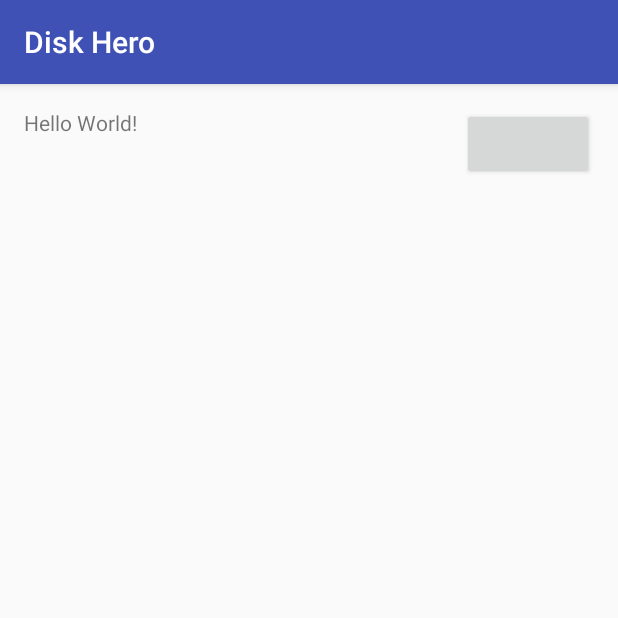
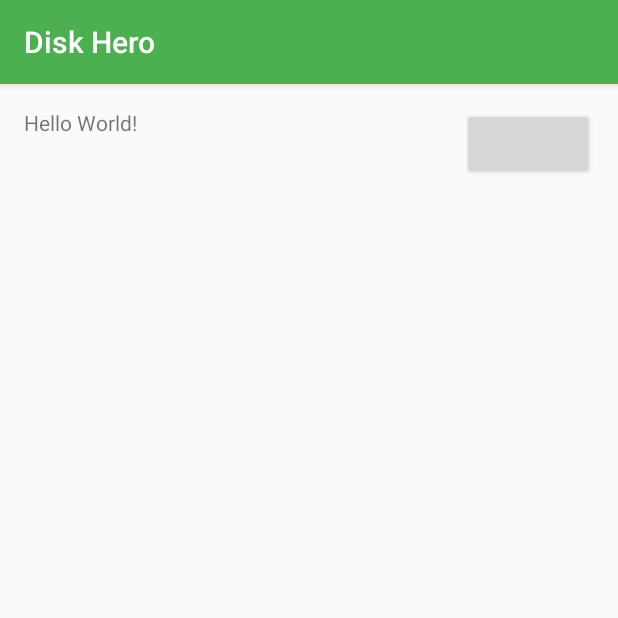
Before and after one commit to PravSonawane/FileOwl-Android-App, an Android app: the screen it shows after launch (HomeActivity), on a phone screen of 412 x 824 dp, the top half of it. Run offline under Robolectric (Android 15) with nearby library versions, the phone set to English and light mode, and no system bars.

Commit message:
Launcher icon created. fragment_home.xml created and layout for largest files created

```diff
--- a/app/build.gradle
+++ b/app/build.gradle
@@ -30,11 +30,17 @@ dependencies {
         exclude group: 'com.android.support', module: 'support-annotations'
     })
 
+    //rx-java2
     // https://mvnrepository.com/artifact/io.reactivex.rxjava2/rxandroid
     // https://mvnrepository.com/artifact/io.reactivex.rxjava2/rxjava
     compile 'io.reactivex.rxjava2:rxjava:2.0.3'
     compile 'io.reactivex.rxjava2:rxandroid:2.0.1'
 
+    //cardview
+    compile 'com.android.support:cardview-v7:25.1.0'
+    //recyclerview
+    compile 'com.android.support:recyclerview-v7:25.1.0'
+
     compile 'com.android.support:appcompat-v7:25.1.0'
     testCompile 'junit:junit:4.12'
 }
--- a/app/src/main/res/layout/activity_home.xml
+++ b/app/src/main/res/layout/activity_home.xml
@@ -5,10 +5,10 @@
     android:id="@+id/activity_home"
     android:layout_width="match_parent"
     android:layout_height="match_parent"
-    android:paddingBottom="@dimen/activity_vertical_margin"
-    android:paddingLeft="@dimen/activity_horizontal_margin"
-    android:paddingRight="@dimen/activity_horizontal_margin"
-    android:paddingTop="@dimen/activity_vertical_margin"
+    android:paddingBottom="@dimen/vertical_margin_standard"
+    android:paddingLeft="@dimen/horizontal_margin_standard"
+    android:paddingRight="@dimen/horizontal_margin_standard"
+    android:paddingTop="@dimen/vertical_margin_standard"
     tools:context="com.merryapps.diskhero.ui.HomeActivity">
 
     <TextView
--- /dev/null
+++ b/app/src/main/res/layout/fragment_home.xml
@@ -0,0 +1,6 @@
+<?xml version="1.0" encoding="utf-8"?>
+<RelativeLayout xmlns:android="http://schemas.android.com/apk/res/android"
+                android:layout_width="match_parent"
+                android:layout_height="match_parent">
+
+</RelativeLayout>
--- a/app/src/main/res/values-w820dp/dimens.xml
+++ b/app/src/main/res/values-w820dp/dimens.xml
@@ -2,5 +2,5 @@
     <!-- Example customization of dimensions originally defined in res/values/dimens.xml
          (such as screen margins) for screens with more than 820dp of available width. This
          would include 7" and 10" devices in landscape (~960dp and ~1280dp respectively). -->
-    <dimen name="activity_horizontal_margin">64dp</dimen>
+    <dimen name="horizontal_margin_standard">64dp</dimen>
 </resources>
--- a/app/src/main/res/values/colors.xml
+++ b/app/src/main/res/values/colors.xml
@@ -1,6 +1,9 @@
 <?xml version="1.0" encoding="utf-8"?>
 <resources>
-    <color name="colorPrimary">#3F51B5</color>
-    <color name="colorPrimaryDark">#303F9F</color>
+    <color name="colorPrimary">#4CAF50</color>
+    <color name="colorPrimaryDark">#388E3C</color>
     <color name="colorAccent">#FF4081</color>
+
+    <!-- layout_largest_files_overview.xml -->
+    <color name="card_title_text_highlight_color">#FF5722</color>
 </resources>
--- a/app/src/main/res/values/dimens.xml
+++ b/app/src/main/res/values/dimens.xml
@@ -1,5 +1,8 @@
 <resources>
     <!-- Default screen margins, per the Android Design guidelines. -->
-    <dimen name="activity_horizontal_margin">16dp</dimen>
-    <dimen name="activity_vertical_margin">16dp</dimen>
+    <dimen name="horizontal_margin_standard">16dp</dimen>
+    <dimen name="vertical_margin_standard">16dp</dimen>
+
+    <!-- layout_largest_files_overview.xml -->
+    <dimen name="card_title_text_size">18dp</dimen>
 </resources>
--- a/app/src/main/res/values/strings.xml
+++ b/app/src/main/res/values/strings.xml
@@ -7,4 +7,8 @@
     <string name="read_ext_storage_perm_explanation_positive_btn">ALLOW</string>
     <string name="read_ext_storage_perm_explanation_negative_btn">CANCEL</string>
     <string name="btn_scan_text">Scan</string>
+
+    <!-- layout_largest_files_overview.xml -->
+    <string name="text_largest_files">Largest Files</string>
+    <string name="text_largest_file_count">(Top 10)</string>
 </resources>
```
Also changed, not shown: app/src/main/java/com/merryapps/diskhero/ui/HomeFragment.java (added, +18 -0 lines), app/src/main/res/layout/layout_largest_files_overview.xml (added, +34 -0 lines), app/src/main/res/values/styles.xml (+12 -0 lines), app/src/main/res/mipmap-hdpi/ic_launcher.png, app/src/main/res/mipmap-mdpi/ic_launcher.png, app/src/main/res/mipmap-xhdpi/ic_launcher.png, app/src/main/res/mipmap-xxhdpi/ic_launcher.png, app/src/main/res/mipmap-xxxhdpi/ic_launcher.png.
